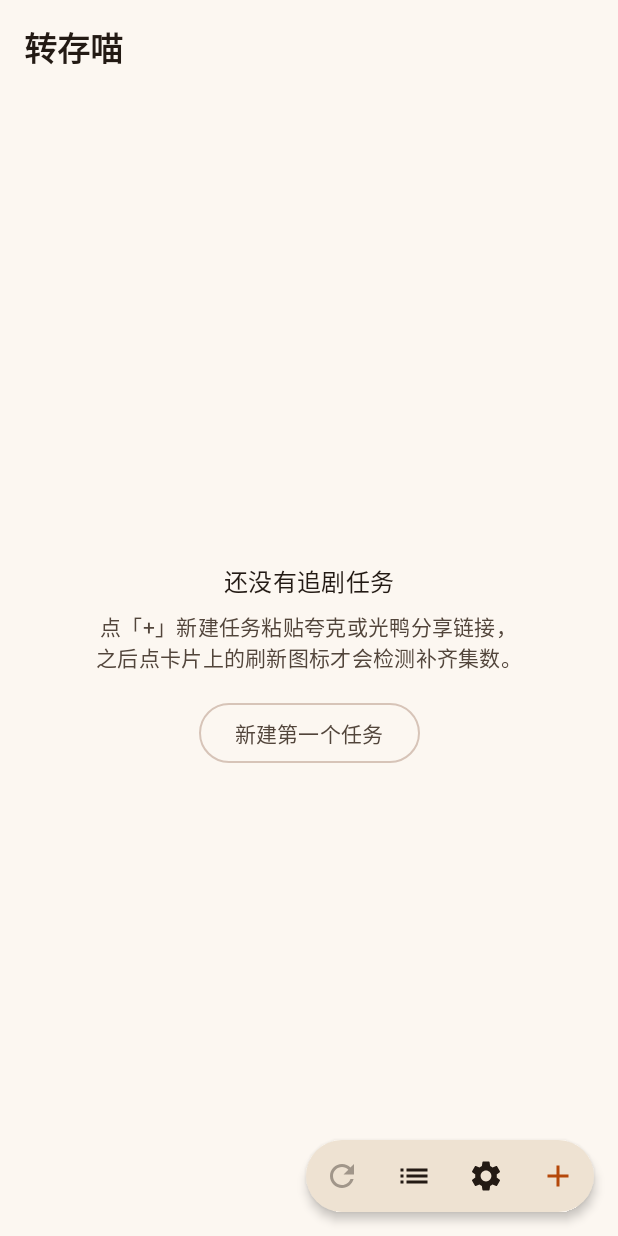
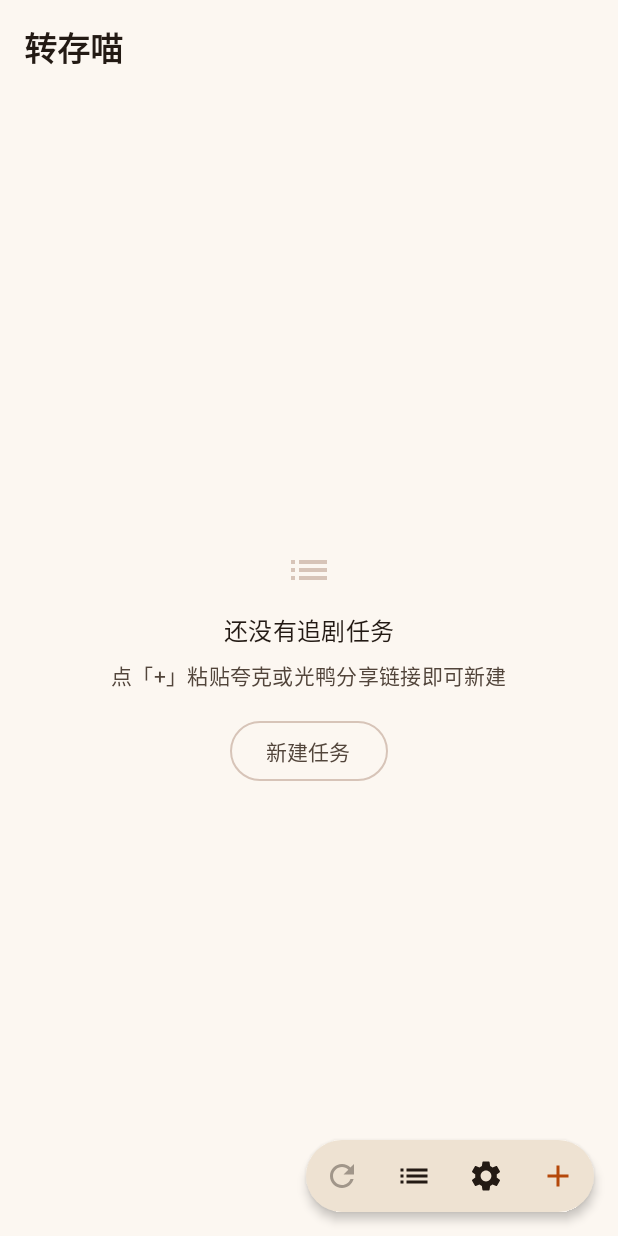
Before and after one commit to ASH-C776/zhuancun-miao, an Android app built with Jetpack Compose: the screen it shows after launch (MainActivity), on a phone screen of 412 x 824 dp. Run offline under Robolectric (Android 15) with nearby library versions, the phone set to English and light mode, and no system bars; our stand-ins replace Room's generated code; pictures from the network do not load; 3 statements that could not run were skipped.

Commit message:
Stage 21: UI 规范 P2（弹层24dp统一、空状态32dp、字号收口、按钮文案≤4字）

```diff
--- a/app/src/main/java/com/ashchan/cloudsaver/ui/tasks/TaskListScreen.kt
+++ b/app/src/main/java/com/ashchan/cloudsaver/ui/tasks/TaskListScreen.kt
@@ -229,14 +229,15 @@ fun TaskListScreen(
 
     pendingDelete?.let { task ->
         AlertDialog(
+            shape = RoundedCornerShape(24.dp),
             onDismissRequest = { pendingDelete = null },
-            title = { Text("删除任务") },
-            text = { Text("「${task.name}」将从列表移除，网盘里已转存的文件不受影响。") },
+            title = { Text("删除任务", style = MaterialTheme.typography.titleSmall, fontWeight = FontWeight.SemiBold) },
+            text = { Text("「${task.name}」将从列表移除，网盘里已转存的文件不受影响。", style = MaterialTheme.typography.bodyMedium) },
             confirmButton = {
                 TextButton(onClick = {
                     viewModel.deleteTask(task.id)
                     pendingDelete = null
-                }) { Text("删除") }
+                }) { Text("删除", color = MaterialTheme.colorScheme.error) }
             },
             dismissButton = {
                 TextButton(onClick = { pendingDelete = null }) { Text("取消") }
@@ -451,23 +452,25 @@ private fun EmptyTasks(modifier: Modifier = Modifier, onAdd: () -> Unit) {
         horizontalAlignment = Alignment.CenterHorizontally,
         verticalArrangement = Arrangement.Center,
     ) {
+        Icon(
+            Icons.Filled.List,
+            contentDescription = null,
+            tint = MaterialTheme.colorScheme.outlineVariant,
+            modifier = Modifier.size(32.dp),
+        )
+        Spacer(Modifier.height(12.dp))
         Text(
             text = "还没有追剧任务",
             style = MaterialTheme.typography.titleMedium,
         )
         Spacer(Modifier.height(8.dp))
         Text(
-            text = "点「+」新建任务粘贴夸克或光鸭分享链接，",
-            style = MaterialTheme.typography.bodyMedium,
-            color = MaterialTheme.colorScheme.onSurfaceVariant,
-        )
-        Text(
-            text = "之后点卡片上的刷新图标才会检测补齐集数。",
+            text = "点「+」粘贴夸克或光鸭分享链接即可新建",
             style = MaterialTheme.typography.bodyMedium,
             color = MaterialTheme.colorScheme.onSurfaceVariant,
         )
         Spacer(Modifier.height(16.dp))
-        OutlinedButton(onClick = onAdd) { Text("新建第一个任务") }
+        OutlinedButton(onClick = onAdd) { Text("新建任务") }
     }
 }
 
```
Also changed, not shown: app/src/main/java/com/ashchan/cloudsaver/ui/AppScreens.kt (+27 -22 lines), app/src/main/java/com/ashchan/cloudsaver/ui/tasks/NewTaskScreen.kt (+10 -6 lines), app/src/main/java/com/ashchan/cloudsaver/ui/tasks/RunLogScreen.kt (+15 -4 lines), 2 other files.
